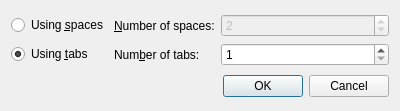
Old version of the form src/editindentdialog.ui in the repository fhackenberger/ktikz.
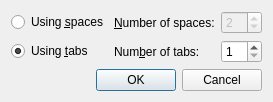
New version of the form.

Patch:
```diff
--- a/src/editindentdialog.ui
+++ b/src/editindentdialog.ui
@@ -1,14 +1,6 @@
 <ui version="4.0" >
  <class>IndentDialog</class>
  <widget class="QDialog" name="IndentDialog" >
-  <property name="geometry" >
-   <rect>
-    <x>0</x>
-    <y>0</y>
-    <width>400</width>
-    <height>111</height>
-   </rect>
-  </property>
   <property name="windowTitle" >
    <string>Indent Selection</string>
   </property>
```
